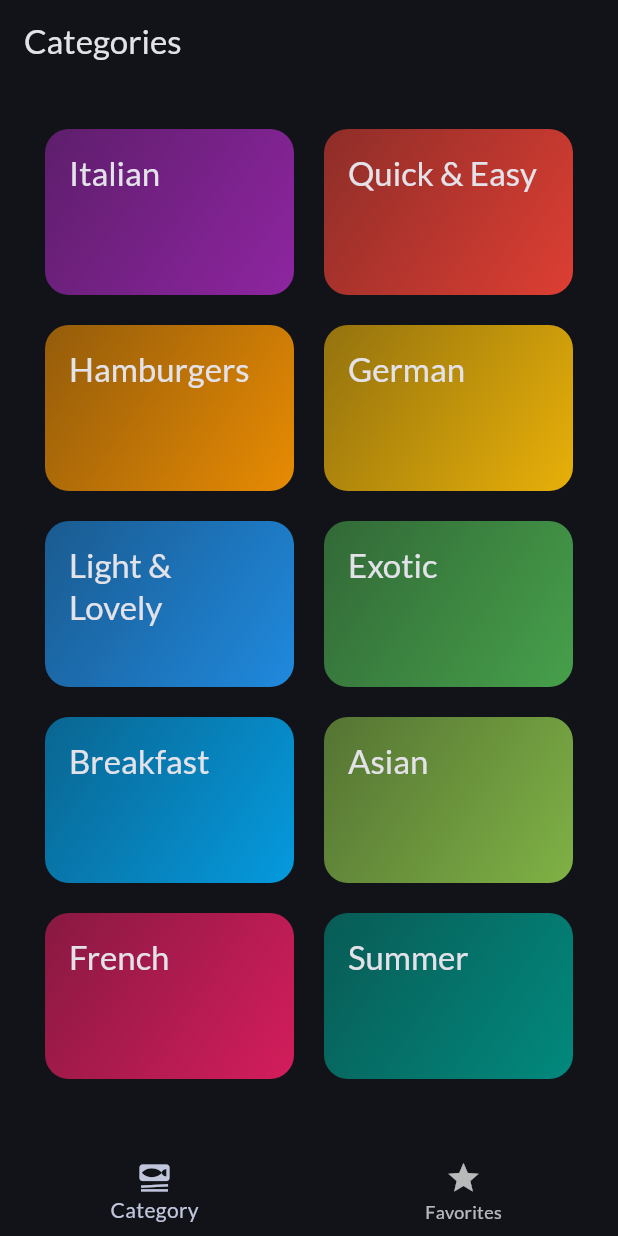
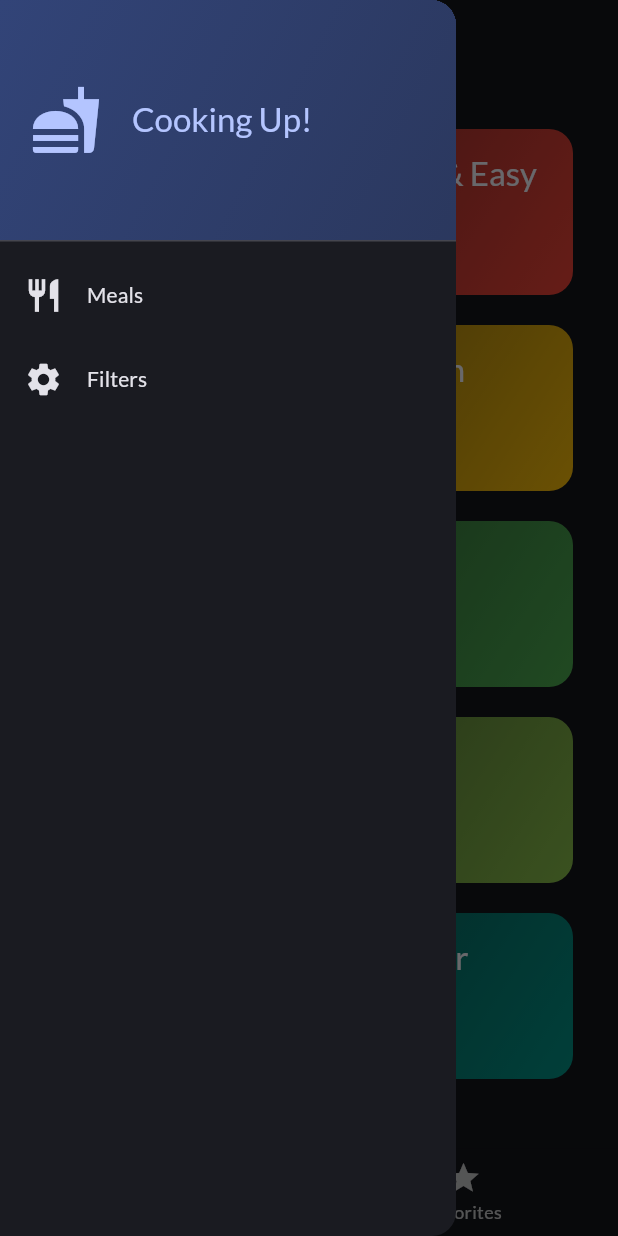
Before and after one commit to YasithCB/meals-app, a Flutter app: the screen it shows after launch, with the side drawer open (before the commit the screen has no drawer), on a phone screen of 412 x 824 dp. Run offline on Flutter 3.47's test engine with Material 2 defaults, Android fonts, the phone set to English and light mode, and no system bars; our stand-ins replace google_fonts, transparent_image.

Commit message:
side drawer added

```diff
--- a/lib/screens/tab_screen.dart
+++ b/lib/screens/tab_screen.dart
@@ -3,6 +3,7 @@ import 'package:meals_app/screens/category_screen.dart';
 import 'package:meals_app/screens/meal_screen.dart';
 
 import '../model/Meal.dart';
+import '../widgets/main_drawer.dart';
 
 class TabScreen extends StatefulWidget {
   const TabScreen({super.key});
@@ -17,11 +18,24 @@ class _TabScreenState extends State<TabScreen> {
   int _selectedPageIndex = 0;
   final List<Meal> _favoriteMeals = [];
 
+  void _showInfoMessage(String msg) {
+    ScaffoldMessenger.of(context).clearSnackBars();
+    ScaffoldMessenger.of(context).showSnackBar(
+      SnackBar(content: Text(msg)),
+    );
+  }
+
   void _toggleMealFavoriteStatus(Meal meal) {
     if (_favoriteMeals.contains(meal)) {
-      _favoriteMeals.remove(meal);
+      setState(() {
+        _favoriteMeals.remove(meal);
+      });
+      _showInfoMessage('Meal is no longer a favorite');
     } else {
-      _favoriteMeals.add(meal);
+      setState(() {
+        _favoriteMeals.add(meal);
+      });
+      _showInfoMessage('Marked as a favorite!');
     }
   }
 
@@ -29,6 +43,13 @@ class _TabScreenState extends State<TabScreen> {
     setState(() {
       _selectedPageIndex = index;
     });
+  }
+
+  void _setScreen(String identifier) {
+    if (identifier == 'filters') {
+    } else {
+      Navigator.of(context).pop();
+    }
   }
 
   @override
@@ -40,7 +61,7 @@ class _TabScreenState extends State<TabScreen> {
 
     if (_selectedPageIndex == 1) {
       activePage = MealScreen(
-        meals: [],
+        meals: _favoriteMeals,
         onToggleFavorite: _toggleMealFavoriteStatus,
       );
       activePageTitle = 'Favorites';
@@ -50,6 +71,7 @@ class _TabScreenState extends State<TabScreen> {
       appBar: AppBar(
         title: Text(activePageTitle),
       ),
+      drawer: MainDrawer(onSelectScreen: _setScreen),
       body: activePage,
       bottomNavigationBar: BottomNavigationBar(
         items: const [
--- /dev/null
+++ b/lib/widgets/main_drawer.dart
@@ -0,0 +1,81 @@
+import 'package:flutter/material.dart';
+
+class MainDrawer extends StatelessWidget {
+  const MainDrawer({super.key, required this.onSelectScreen});
+
+  final void Function(String identifier) onSelectScreen;
+
+  @override
+  Widget build(BuildContext context) {
+    return Drawer(
+      child: Column(
+        children: [
+          DrawerHeader(
+            padding: const EdgeInsets.all(20),
+            decoration: BoxDecoration(
+              gradient: LinearGradient(
+                colors: [
+                  Theme.of(context).colorScheme.primaryContainer,
+                  Theme.of(context)
+                      .colorScheme
+                      .primaryContainer
+                      .withOpacity(0.7),
+                ],
+                begin: Alignment.topLeft,
+                end: Alignment.bottomRight,
+              ),
+            ),
+            child: Row(
+              children: [
+                Icon(
+                  Icons.fastfood,
+                  size: 48,
+                  color: Theme.of(context).colorScheme.primary,
+                ),
+                const SizedBox(width: 20),
+                Text(
+                  'Cooking Up!',
+                  style: Theme.of(context).textTheme.titleLarge!.copyWith(
+                        color: Theme.of(context).colorScheme.primary,
+                      ),
+                ),
+              ],
+            ),
+          ),
+          ListTile(
+            title: Text(
+              'Meals',
+              style: Theme.of(context).textTheme.titleSmall!.copyWith(
+                    color: Theme.of(context).colorScheme.onBackground,
+                  ),
+            ),
+            leading: Icon(
+              Icons.restaurant,
+              size: 26,
+              color: Theme.of(context).colorScheme.onBackground,
+            ),
+            onTap: () {
+              onSelectScreen('meals');
+            },
+          ),
+          ListTile(
+            title: Text(
+              'Filters',
+              style: Theme.of(context).textTheme.titleSmall!.copyWith(
+                    color: Theme.of(context).colorScheme.onBackground,
+                  ),
+            ),
+            leading: Icon(
+              Icons.settings,
+              size: 26,
+              color: Theme.of(context).colorScheme.onBackground,
+            ),
+            onTap: () {
+              onSelectScreen('filters');
+            },
+          ),
+        ],
+      ),
+    );
+  }
+}
```
